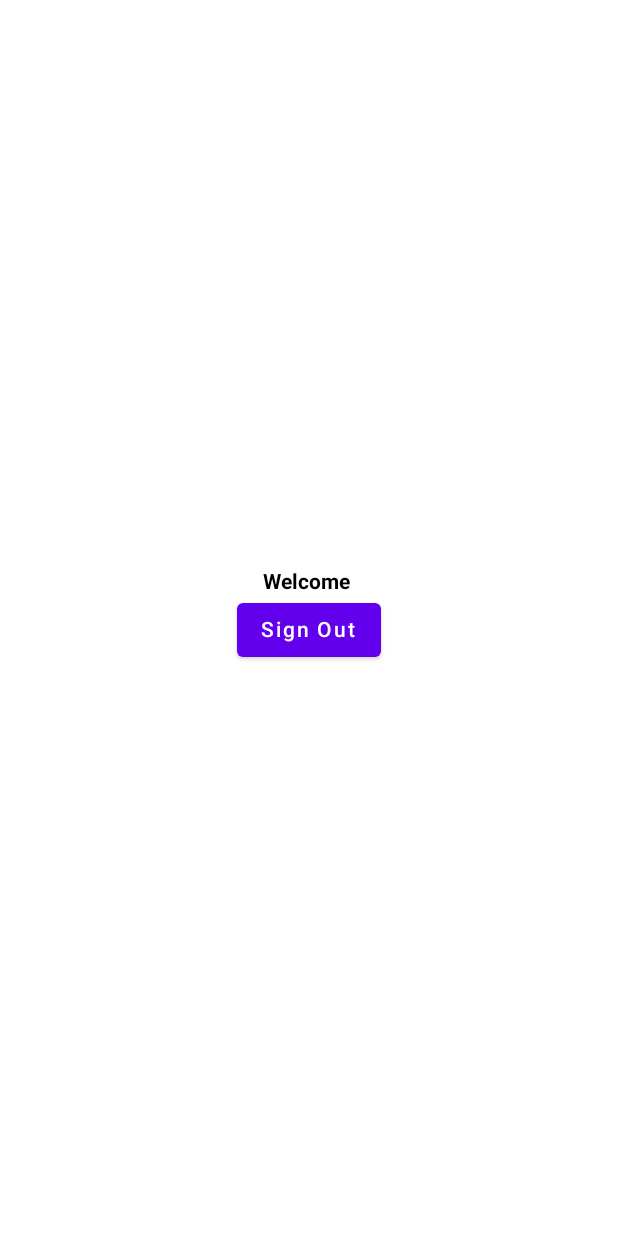
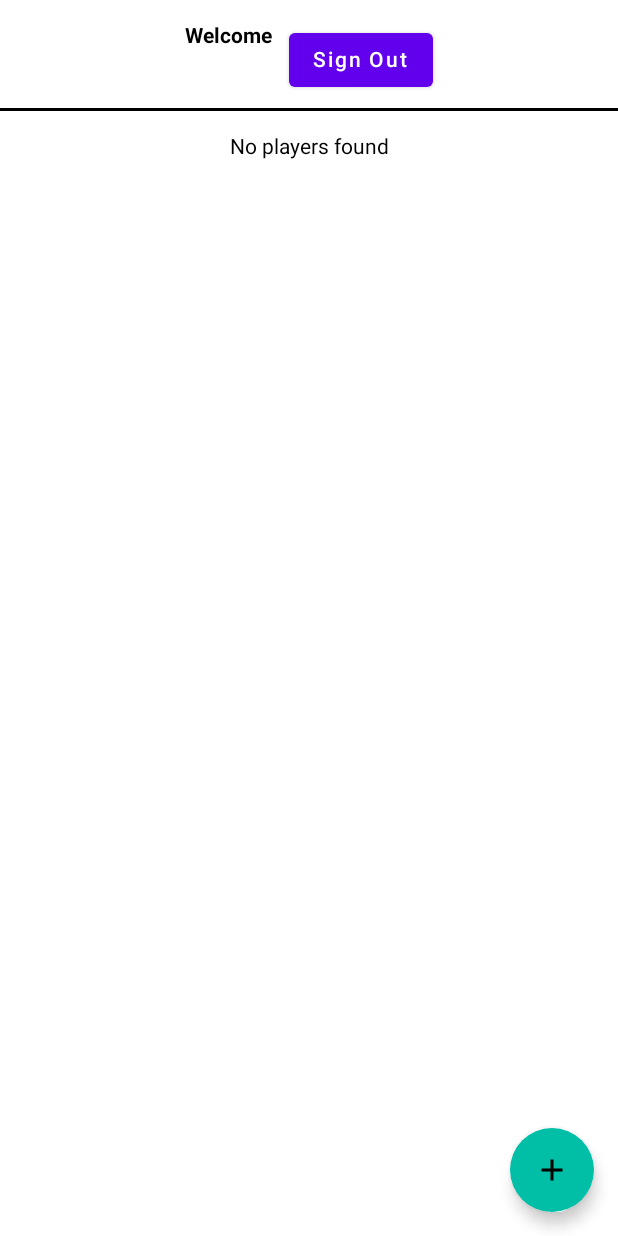
Before and after one commit to Mahmoud-m1994/complete-firebase, an Android app built with Jetpack Compose: the MainScreen screen opened through its navigation route, on a phone screen of 412 x 824 dp. Run offline under Robolectric (Android 15) with nearby library versions, the phone set to English and light mode, and no system bars; our stand-ins replace Firebase (no records; nobody signed in at launch, a user with empty details on screens opened directly).

Commit message:
Add, update and delete player to Firebase

```diff
--- a/app/build.gradle
+++ b/app/build.gradle
@@ -57,6 +57,7 @@ dependencies {
     implementation 'androidx.compose.material:material:1.2.0'
     implementation"androidx.navigation:navigation-compose:$nav_version"
     implementation 'com.google.firebase:firebase-auth-ktx:21.0.3'
+    implementation 'com.google.firebase:firebase-database-ktx:20.1.0'
     implementation 'io.coil-kt:coil-compose:2.2.2'
     testImplementation 'junit:junit:4.13.2'
     androidTestImplementation 'androidx.test.ext:junit:1.1.3'
--- a/app/src/main/java/com/example/complete_firebase/MainActivity.kt
+++ b/app/src/main/java/com/example/complete_firebase/MainActivity.kt
@@ -9,10 +9,15 @@ import androidx.compose.ui.Modifier
 import androidx.compose.ui.graphics.Color
 import com.example.complete_firebase.navigation.MyNavigation
 import com.google.firebase.auth.FirebaseAuth
+import com.google.firebase.database.ktx.database
+import com.google.firebase.ktx.Firebase
 
 const val TAG = "MainActivity"
 private lateinit var auth: FirebaseAuth
+
 class MainActivity : ComponentActivity() {
+    private val firebase = Firebase.database
+    private val databaseRef = firebase.getReference("players")
     override fun onCreate(savedInstanceState: Bundle?) {
         super.onCreate(savedInstanceState)
         auth = FirebaseAuth.getInstance()
@@ -21,7 +26,10 @@ class MainActivity : ComponentActivity() {
                 modifier = Modifier.fillMaxSize(),
                 color = Color.White
             ) {
-                MyNavigation(auth)
+                MyNavigation(
+                    firebaseAuth = auth,
+                    databaseReference = databaseRef
+                )
             }
         }
     }
--- a/app/src/main/java/com/example/complete_firebase/components/Buttons.kt
+++ b/app/src/main/java/com/example/complete_firebase/components/Buttons.kt
@@ -26,11 +26,10 @@ fun PrimaryButton(
     enabled: Boolean = true,
     onClick: () -> Unit,
 ) {
-    Button(onClick = onClick, enabled = enabled) {
+    Button(onClick = onClick, enabled = enabled, modifier = modifier) {
         Row(
             horizontalArrangement = Arrangement.spacedBy(8.dp),
             verticalAlignment = Alignment.CenterVertically,
-            modifier = modifier
         ) {
             icon?.let { Icon(imageVector = icon, contentDescription = text)}
             Text(text = text)
--- a/app/src/main/java/com/example/complete_firebase/models/Player.kt
+++ b/app/src/main/java/com/example/complete_firebase/models/Player.kt
@@ -1,6 +1,7 @@
 package com.example.complete_firebase.models
 
 data class Player(
+    val id: String,
     val name: String,
     val age: Int,
     val height: Int,
--- a/app/src/main/java/com/example/complete_firebase/navigation/MyNavigation.kt
+++ b/app/src/main/java/com/example/complete_firebase/navigation/MyNavigation.kt
@@ -6,16 +6,22 @@ import androidx.compose.runtime.Composable
 import androidx.navigation.compose.NavHost
 import androidx.navigation.compose.composable
 import androidx.navigation.compose.rememberNavController
+import com.example.complete_firebase.screens.AddPlayerScreen
 import com.example.complete_firebase.screens.ForgotPasswordScreen
 import com.example.complete_firebase.screens.LoginScreen
 import com.example.complete_firebase.screens.MainScreen
+import com.example.complete_firebase.screens.PlayerScreen
 import com.example.complete_firebase.screens.SplashScreen
 import com.google.firebase.auth.FirebaseAuth
+import com.google.firebase.database.DatabaseReference
 
 @Composable
-fun MyNavigation(firebaseAuth: FirebaseAuth) {
+fun MyNavigation(firebaseAuth: FirebaseAuth, databaseReference: DatabaseReference) {
     val navController = rememberNavController()
-    NavHost(navController = navController, startDestination = Screen.SplashScreen.screenName) {
+    NavHost(
+        navController = navController,
+        startDestination = Screen.SplashScreen.screenName,
+    ) {
         composable(route = Screen.SplashScreen.screenName) {
             SplashScreen(navController = navController, auth = firebaseAuth)
         }
@@ -23,7 +29,7 @@ fun MyNavigation(firebaseAuth: FirebaseAuth) {
             LoginScreen(navController = navController, auth = firebaseAuth)
         }
         composable(route = Screen.MainScreen.screenName) {
-            MainScreen(navController = navController, auth = firebaseAuth)
+            MainScreen(navController = navController, auth = firebaseAuth, databaseRef = databaseReference)
 
             BackHandler(enabled = true) {
                 Log.d("TAG", "MyNavigation: Back pressed")
@@ -32,5 +38,14 @@ fun MyNavigation(firebaseAuth: FirebaseAuth) {
         composable(route = Screen.ForgotPasswordScreen.screenName) {
             ForgotPasswordScreen(navController = navController, auth = firebaseAuth)
         }
+        composable(route = Screen.PlayerScreen.screenName + "/{playerId}") {
+            val playerId = it.arguments?.getString("playerId")
+            playerId?.let { id ->
+                PlayerScreen(playerId = id, databaseRef = databaseReference, navController = navController)
+            }
+        }
+        composable(route = Screen.AddPlayerScreen.screenName) {
+            AddPlayerScreen(databaseRef = databaseReference, navController = navController)
+        }
     }
 }
--- a/app/src/main/java/com/example/complete_firebase/navigation/Screen.kt
+++ b/app/src/main/java/com/example/complete_firebase/navigation/Screen.kt
@@ -5,6 +5,8 @@ sealed class Screen( val screenName: String) {
     object LoginScreen : Screen("login_screen")
     object MainScreen : Screen("main_screen")
     object ForgotPasswordScreen : Screen("forgot_password_screen")
+    object PlayerScreen : Screen("player_screen")
+    object AddPlayerScreen : Screen("add_player_screen")
 
     fun getArg(vararg args: String) : String {
         val output = buildString {
--- a/app/src/main/java/com/example/complete_firebase/screens/MainScreen.kt
+++ b/app/src/main/java/com/example/complete_firebase/screens/MainScreen.kt
@@ -1,33 +1,65 @@
 package com.example.complete_firebase.screens
 
+import android.util.Log
 import androidx.compose.foundation.layout.Arrangement
 import androidx.compose.foundation.layout.Column
+import androidx.compose.foundation.layout.Row
+import androidx.compose.foundation.layout.Spacer
 import androidx.compose.foundation.layout.fillMaxSize
+import androidx.compose.foundation.layout.fillMaxWidth
+import androidx.compose.foundation.layout.height
+import androidx.compose.foundation.layout.padding
+import androidx.compose.material.Divider
+import androidx.compose.material.FloatingActionButton
+import androidx.compose.material.Icon
 import androidx.compose.material.Text
+import androidx.compose.material.icons.Icons
+import androidx.compose.material.icons.filled.Add
 import androidx.compose.runtime.Composable
+import androidx.compose.runtime.LaunchedEffect
+import androidx.compose.runtime.getValue
+import androidx.compose.runtime.mutableStateOf
+import androidx.compose.runtime.remember
+import androidx.compose.runtime.setValue
 import androidx.compose.ui.Alignment
 import androidx.compose.ui.Modifier
+import androidx.compose.ui.graphics.Color
 import androidx.compose.ui.text.font.FontFamily
 import androidx.compose.ui.text.font.FontWeight
+import androidx.compose.ui.unit.dp
 import androidx.navigation.NavController
+import com.example.complete_firebase.components.PlayerProfileCard
 import com.example.complete_firebase.components.PrimaryButton
+import com.example.complete_firebase.models.Player
 import com.example.complete_firebase.navigation.Screen
 import com.google.firebase.auth.FirebaseAuth
+import com.google.firebase.database.DataSnapshot
+import com.google.firebase.database.DatabaseError
+import com.google.firebase.database.DatabaseReference
+import com.google.firebase.database.ValueEventListener
 
 @Composable
-fun MainScreen(navController: NavController, auth: FirebaseAuth) {
+fun MainScreen(navController: NavController, auth: FirebaseAuth, databaseRef: DatabaseReference) {
     Column(
-        verticalArrangement = Arrangement.Center,
+        verticalArrangement = Arrangement.spacedBy(8.dp),
         horizontalAlignment = Alignment.CenterHorizontally,
         modifier = Modifier.fillMaxSize()
     ) {
+
+        Spacer(modifier = Modifier.height(8.dp))
+        Row(
+            modifier = Modifier.align(Alignment.CenterHorizontally),
+            horizontalArrangement = Arrangement.SpaceBetween
+        ) {
+
             Text(
                 text = "Welcome ${auth.currentUser?.email}",
                 fontWeight = FontWeight.Bold,
-            fontFamily = FontFamily.SansSerif
+                fontFamily = FontFamily.SansSerif,
             )
             PrimaryButton(
                 text = "Sign Out",
+                modifier = Modifier.padding(start = 8.dp),
                 onClick = {
                     if (auth.currentUser != null) {
                         auth.signOut()
@@ -36,4 +68,68 @@ fun MainScreen(navController: NavController, auth: FirebaseAuth) {
                 }
             )
         }
+        Divider(thickness = 2.dp, color = Color.Black)
+        ListPlayers(databaseRef = databaseRef, navController = navController)
+        Column(
+            modifier = Modifier.fillMaxSize(),
+            verticalArrangement = Arrangement.Bottom,
+            horizontalAlignment = Alignment.End
+        ) {
+            FloatingActionButton(
+                onClick = {
+                    navController.navigate(Screen.AddPlayerScreen.getArg())
+                },
+                modifier = Modifier.padding( end =  16.dp, bottom = 16.dp),
+                backgroundColor = Color(0xFF00BFA6)
+            ) {
+                Icon(Icons.Filled.Add, contentDescription = "Add player")
             }
+        }
+    }
+}
+
+// list all players from firebase
+@Composable
+private fun ListPlayers(databaseRef: DatabaseReference, navController: NavController) {
+    // list players
+    var players by remember { mutableStateOf(listOf<Player>()) }
+    LaunchedEffect(key1 = Unit) {
+        databaseRef.addValueEventListener(object : ValueEventListener {
+            override fun onDataChange(snapshot: DataSnapshot) {
+                val playersList = mutableListOf<Player>()
+                Log.d(TAG, "onDataChange: ${snapshot.value}")
+                snapshot.children.forEach { player ->
+                    player?.let {
+                        val playerId = player.key.toString()
+                        val age = it.child("age").value.toString().toInt()
+                        val currentClub = it.child("currentClub").value.toString()
+                        val height = it.child("height").value.toString().toInt()
+                        val imageUrl = it.child("imageUrl").value.toString()
+                        val name = it.child("name").value.toString()
+                        val nationality= it.child("nationality").value.toString()
+                        playersList.add(Player(playerId,name,age,height,nationality,currentClub,imageUrl))
+                    }
+                }
+                players = playersList
+            }
+
+            override fun onCancelled(error: DatabaseError) {
+                Log.d(TAG, "onCancelled: ${error.message}")
+            }
+        })
+    }
+    Column(
+        modifier = Modifier
+            .fillMaxWidth()
+            .padding(top = 8.dp),
+        verticalArrangement = Arrangement.Top,
+        horizontalAlignment = Alignment.CenterHorizontally
+    ) {
+        players.forEach { player ->
+            PlayerProfileCard(player = player, navController = navController)
+        }
+        if (players.isEmpty()) {
+            Text(text = "No players found")
+        }
+    }
+}
--- a/app/src/main/res/values/strings.xml
+++ b/app/src/main/res/values/strings.xml
@@ -6,4 +6,5 @@
     <string name="sign_up">Sign Up</string>
     <string name="forgot_password">Forgot password</string>
     <string name="sign_up_text">Don\'t have an account?</string>
+    <string name="back_to_main_screen">Back to main screen</string>
 </resources>
```
Also changed, not shown: app/src/main/java/com/example/complete_firebase/components/PlayerCard.kt (+23 -8 lines), app/src/main/java/com/example/complete_firebase/screens/AddPlayerScreen.kt (added, +134 -0 lines), app/src/main/java/com/example/complete_firebase/screens/PlayerScreen.kt (added, +135 -0 lines). Lines whose indentation alone changed are shown as unchanged.
